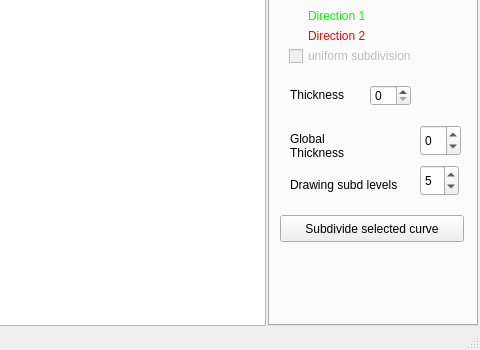
Before: the Qt Designer form mainwindow.ui in ftasse/ShadingCurves, drawn with Qt 5; both pictures show x 261 to 741 and y 392 to 742 of the 741 by 742 pixel window.
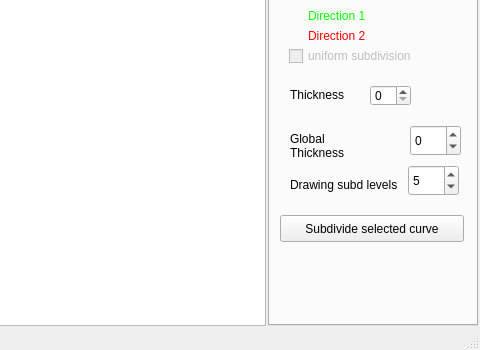
After: the same form once the commit is applied. Custom widgets are drawn as their Qt base class.

Commit message: Resolve Issue #36. I used outgoing vectors at non-junction points as suggested in Henrik's comment

Diff of the .ui file:
```diff
--- a/mainwindow.ui
+++ b/mainwindow.ui
@@ -220,9 +220,9 @@
           <widget class="QSpinBox" name="curveSubdivisionsBox">
            <property name="geometry">
             <rect>
-             <x>150</x>
+             <x>138</x>
              <y>510</y>
-             <width>39</width>
+             <width>51</width>
              <height>31</height>
             </rect>
            </property>
@@ -430,9 +430,9 @@
           <widget class="QSpinBox" name="global_thickness_box">
            <property name="geometry">
             <rect>
-             <x>150</x>
+             <x>140</x>
              <y>470</y>
-             <width>41</width>
+             <width>51</width>
              <height>31</height>
             </rect>
            </property>
```
The commit also changes 1 other file.
